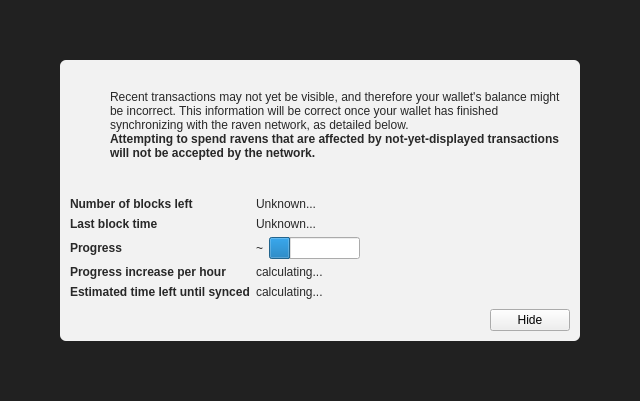
Qt form src/qt/forms/modaloverlay.ui (PFORMSatox/satoxcoin) before a commit.
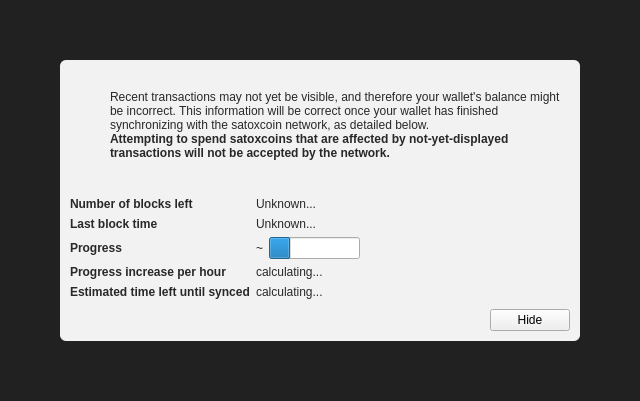
The same form after that commit. Icons and pictures are not drawn. Custom widgets are drawn as their Qt base class.

Commit message: rebase-ph3 M2: rebrand Ravencoin -> Satoxcoin

What changed in the file:
```diff
--- a/src/qt/forms/modaloverlay.ui
+++ b/src/qt/forms/modaloverlay.ui
@@ -130,7 +130,7 @@
              <item>
               <widget class="QLabel" name="infoText">
                <property name="text">
-                <string>Recent transactions may not yet be visible, and therefore your wallet's balance might be incorrect. This information will be correct once your wallet has finished synchronizing with the raven network, as detailed below.</string>
+                <string>Recent transactions may not yet be visible, and therefore your wallet's balance might be incorrect. This information will be correct once your wallet has finished synchronizing with the satoxcoin network, as detailed below.</string>
                </property>
                <property name="textFormat">
                 <enum>Qt::RichText</enum>
@@ -149,7 +149,7 @@
                 </font>
                </property>
                <property name="text">
-                <string>Attempting to spend ravens that are affected by not-yet-displayed transactions will not be accepted by the network.</string>
+                <string>Attempting to spend satoxcoins that are affected by not-yet-displayed transactions will not be accepted by the network.</string>
                </property>
                <property name="textFormat">
                 <enum>Qt::RichText</enum>
```
The commit also changes 723 other files.
